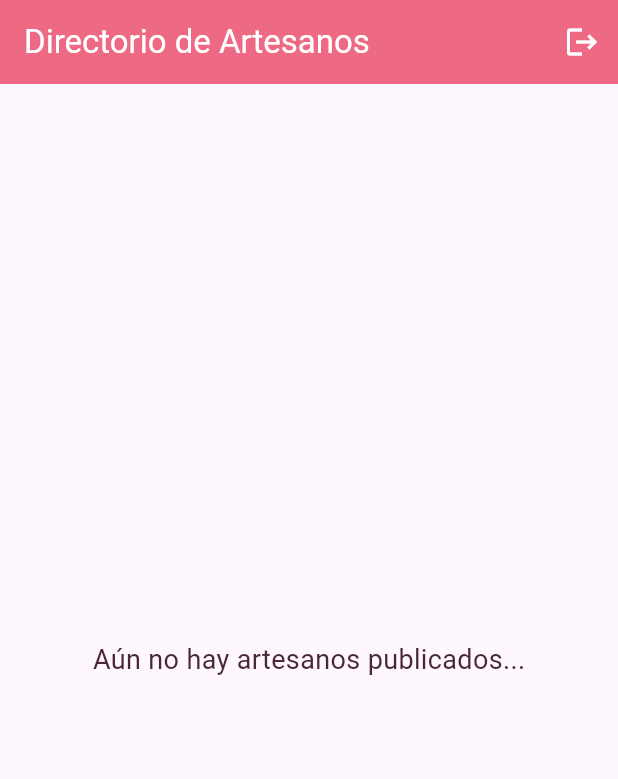
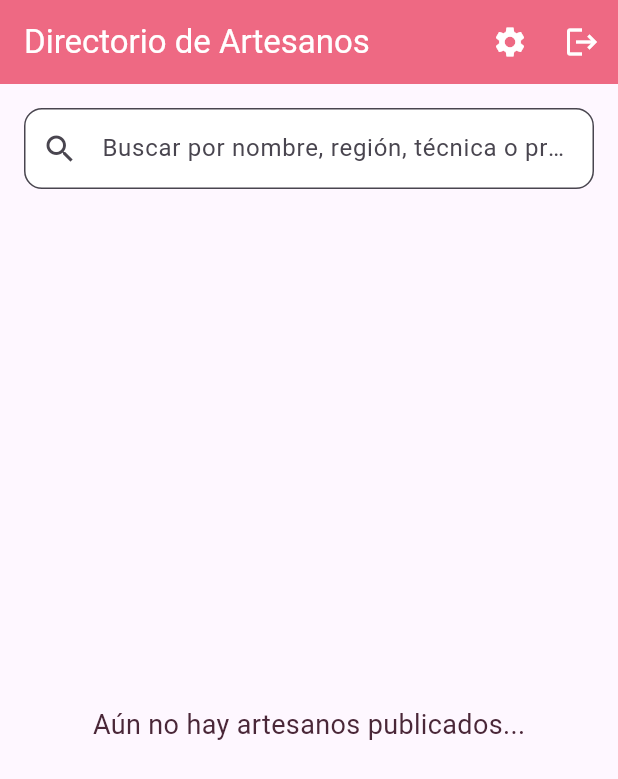
Before and after one commit to padilla08flow-glitch/webDirectory, a Flutter app: the screen it shows after launch, after a tap on "Ir al Directorio", on a phone screen of 412 x 824 dp. Shown: the top 779 px of the screen. Run offline on Flutter 3.47's test engine with Material 3 defaults, Android fonts, the light colour scheme and no system bars; our stand-ins replace cloud_firestore, firebase_auth, firebase_core, google_fonts; accounts and stored records are empty; statements that could not run were skipped.

Commit message:
Refactor PagHome to use StatefulWidget

```diff
--- a/lib/PagHome.dart
+++ b/lib/PagHome.dart
@@ -4,60 +4,183 @@ import 'package:cloud_firestore/cloud_firestore.dart';
 import 'package:firebase_auth/firebase_auth.dart';
 import 'package:web_directorio/Artesano.dart';
 import 'package:web_directorio/GaleriaArtesanoCard.dart';
-import 'package:web_directorio/IniciarSesion.dart'; //listo
-
+import 'package:web_directorio/IniciarSesion.dart';
+import 'package:web_directorio/EditarPerfilArtesano.dart';
 import 'AppColors.dart';
 
-class PagHome extends StatelessWidget {
+class PagHome extends StatefulWidget {
   const PagHome({super.key});
 
   @override
-  Widget build(BuildContext context) {
-    return Scaffold(
-      appBar: AppBar(
-        title: const Text('Directorio de Artesanos', style: TextStyle(color: Colors.white)),
+  State<PagHome> createState() => _PagHomeState();
+}
 
-        backgroundColor: AppColors.mexicanPink,
-        actions: [
-          //boton para cerrar sesion
+class _PagHomeState extends State<PagHome> {
+
+  List<Artesano> _allArtesanos = [];
+  List<Artesano> _filterArtesanos = [];
+  final TextEditingController _controlarBusqueda = TextEditingController();
+  final Stream<QuerySnapshot> _artesanosStream = FirebaseFirestore.instance
+      .collection('artesanos')
+      .where('publicado', isEqualTo: true)
+      .snapshots();
+
+  @override
+  void initState() {
+    super.initState();
+    _controlarBusqueda.addListener(_onSearchChanged);
+  }
+
+  @override
+  void dispose() {
+    _controlarBusqueda.removeListener(_onSearchChanged);
+    _controlarBusqueda.dispose();
+    super.dispose();
+  }
+
+  void _onSearchChanged() {
+    if (mounted) {
+      setState(() {
+        _filtroArtesanos(_controlarBusqueda.text);
+      });
+    }
+  }
+
+  void _filtroArtesanos(String query) {
+    if (query.isEmpty) {
+      _filterArtesanos = _allArtesanos;
+      return;
+    }
+
+    final searchQuery = query.toLowerCase();
+    _filterArtesanos = _allArtesanos.where((artesano) {
+      final nombre = artesano.nombre.toLowerCase();
+      final region = artesano.region.toLowerCase();
+      final tecnicas = artesano.tecnicas.join(' ').toLowerCase();
+      final prendas = artesano.prendas.join(' ').toLowerCase();
+
+      return nombre.contains(searchQuery) ||
+             region.contains(searchQuery) ||
+             tecnicas.contains(searchQuery) ||
+             prendas.contains(searchQuery);
+
+    }).toList();
+  }
+
+  List<Widget> _appBarActions(BuildContext context) {
+    final User? currentUser = FirebaseAuth.instance.currentUser;
+    final bool isArtesano = currentUser != null;
+
+    if (isArtesano){
+      return [
         IconButton(
-            icon: const Icon(Icons.logout, color: Colors.white,),
-            onPressed: () async{
+          icon: const Icon(Icons.settings, color: Colors.white),
+          tooltip: 'Editar mi Perfil',
+          onPressed: (){
+            if (currentUser != null){
+              Navigator.of(context).push(
+                MaterialPageRoute(
+                  builder: (context) => EditarPerfilArtesano(artesanoUid: currentUser.uid),
+                ),
+              );
+            }
+          },
+        ),
+        // para Cerrar Sesion
+        IconButton(
+          icon: const Icon(Icons.logout, color: Colors.white),
+          tooltip: 'Cerrar Sesión',
+          onPressed: () async {
             await FirebaseAuth.instance.signOut();
-              if(context.mounted){
+            if (context.mounted) {
               Navigator.of(context).pushAndRemoveUntil(
                 MaterialPageRoute(builder: (context) => const IniciarSesion()),
                 (Route<dynamic> route) => false,
               );
             }
+          },
+        ),
+      ];
+    } else {
+      return [
+        IconButton(
+          icon: const Icon(Icons.login, color: Colors.white),
+          tooltip: 'Iniciar Sesión',
+          onPressed: () {
+            Navigator.of(context).push(
+              MaterialPageRoute(builder: (context) => const IniciarSesion()),
+            );
+          },
+        )
+      ];
     }
-          )
-        ],
+  }
+
+  //interfaz
+  @override
+  Widget build(BuildContext context){
+    return Scaffold(
+      appBar: AppBar(
+        title: const Text('Directorio de Artesanos', style: TextStyle(color: Colors.white)),
+        backgroundColor: AppColors.mexicanPink,
+        automaticallyImplyLeading: false,
+        actions: _appBarActions(context),
       ),
 
-      //logica para cargar el directorio --> prueba /ay ns
-      body: StreamBuilder<QuerySnapshot>(
-        stream: FirebaseFirestore.instance
-          .collection('artesanos')
-          .where('publicado', isEqualTo: true)
-          .snapshots(),
+      body: Column(
+        children: [
+          //metodo de busqueda
+          Padding(
+            padding: const EdgeInsets.all(16.0),
+            child: TextField(
+              controller: _controlarBusqueda,
+              decoration: const InputDecoration(
+                hintText: 'Buscar por nombre, región, técnica o prenda...',
+                prefixIcon: Icon(Icons.search),
+                border: OutlineInputBorder(
+                  borderRadius: BorderRadius.all(Radius.circular(12.0)),
+                ),
+                contentPadding: EdgeInsets.symmetric(vertical: 15.0, horizontal: 10.0),
+                fillColor: Colors.white,
+                filled: true,
+              ),
+            ),
+          ),
 
-          builder: (context, snapshot) {
-
-            if(snapshot.hasError){
-              return Center(child: Text('Error al cargar: ${snapshot.error}', style: TextStyle(color: AppColors.ErrorRojo)));
+          //actualizar la lista
+          Expanded(
+            child: StreamBuilder<QuerySnapshot>(
+              stream: _artesanosStream,
+              builder: (context, snapshot){
+                if (snapshot.hasError){
+                  return Center(child: Text('Error al cargar: ${snapshot.error}', style: const TextStyle(color: AppColors.ErrorRojo)));
+                }
+                if(snapshot.connectionState == ConnectionState.waiting) {
+                  return const Center(child: CircularProgressIndicator(color: AppColors.mexicanPink));
                 }
 
-            if(snapshot.connectionState == ConnectionState.waiting){
-              return const Center(child: CircularProgressIndicator(color:AppColors.mexicanPink));
-            }
-
-            final List<Artesano> artesanos = snapshot.data!.docs.map((doc) {
+                final List<Artesano> fetchedArtesanos = snapshot.data!.docs.map((doc) {
                   final data = doc.data() as Map<String, dynamic>;
                   return Artesano.fromFirestore(data, doc.id);
                 }).toList();
 
-            if(artesanos.isEmpty){
+                if(_allArtesanos.length != fetchedArtesanos.length ||
+                    _allArtesanos.isEmpty) {
+                  _allArtesanos = fetchedArtesanos;
+                  _filtroArtesanos(_controlarBusqueda.text);
+                }
+
+                // resultados que coinciden
+                if(_filterArtesanos.isEmpty) {
+                  if (_controlarBusqueda.text.isNotEmpty) {
+                    return const Center(
+                      child: Text(
+                        'No se encontraron artesanos con esos criterios de búsqueda.',
+                        textAlign: TextAlign.center,
+                        style: TextStyle(fontSize: 18, color: AppColors.darkAccent),
+                      ),
+                    );
+                  }
                   return const Center(
                     child: Text(
                       'Aún no hay artesanos publicados...',
@@ -66,7 +189,6 @@ class PagHome extends StatelessWidget {
                   );
                 }
 
-            //mostrar tarjetitas
                 return GridView.builder(
                   padding: const EdgeInsets.all(20.0),
                   gridDelegate: const SliverGridDelegateWithMaxCrossAxisExtent(
@@ -75,13 +197,16 @@ class PagHome extends StatelessWidget {
                     crossAxisSpacing: 20,
                     mainAxisSpacing: 20,
                   ),
-              itemCount: artesanos.length,
+                  itemCount: _filterArtesanos.length,
                   itemBuilder: (context, index){
-                return GaleriaArtesanoCard(artesano: artesanos[index]);
+                    return GaleriaArtesanoCard(artesano: _filterArtesanos[index]);
                   },
                 );
               },
-      )
+            ),
+          ),
+        ],
+      ),
     );
   }
 }
```
Lines whose indentation alone changed are shown as unchanged.
